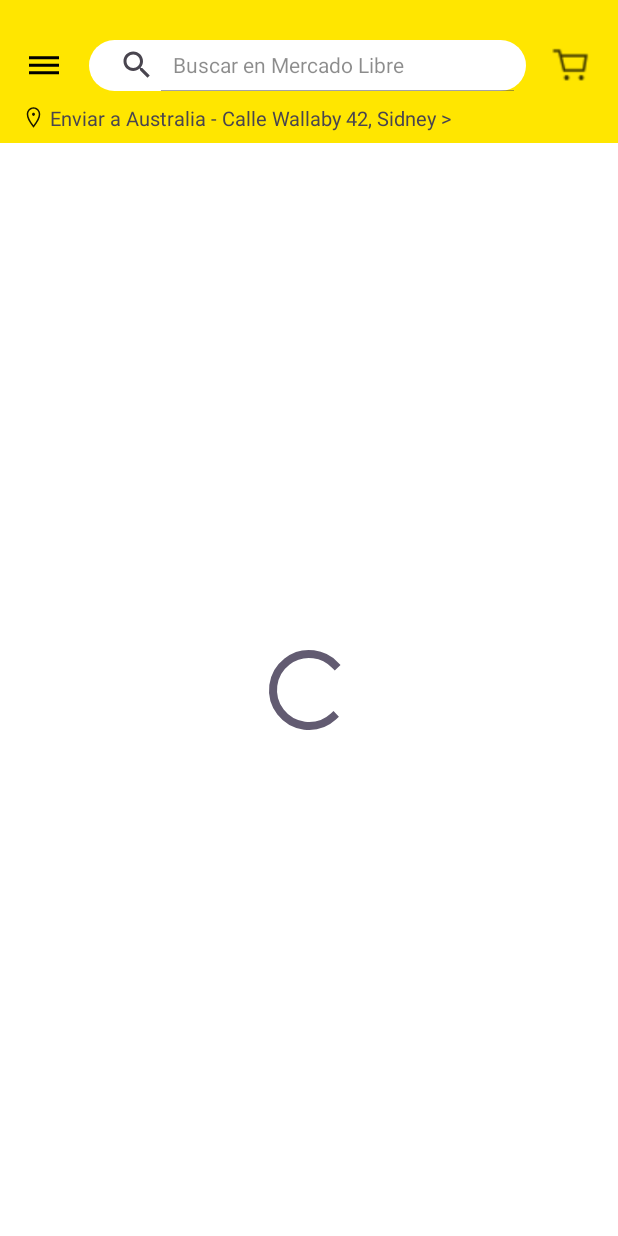
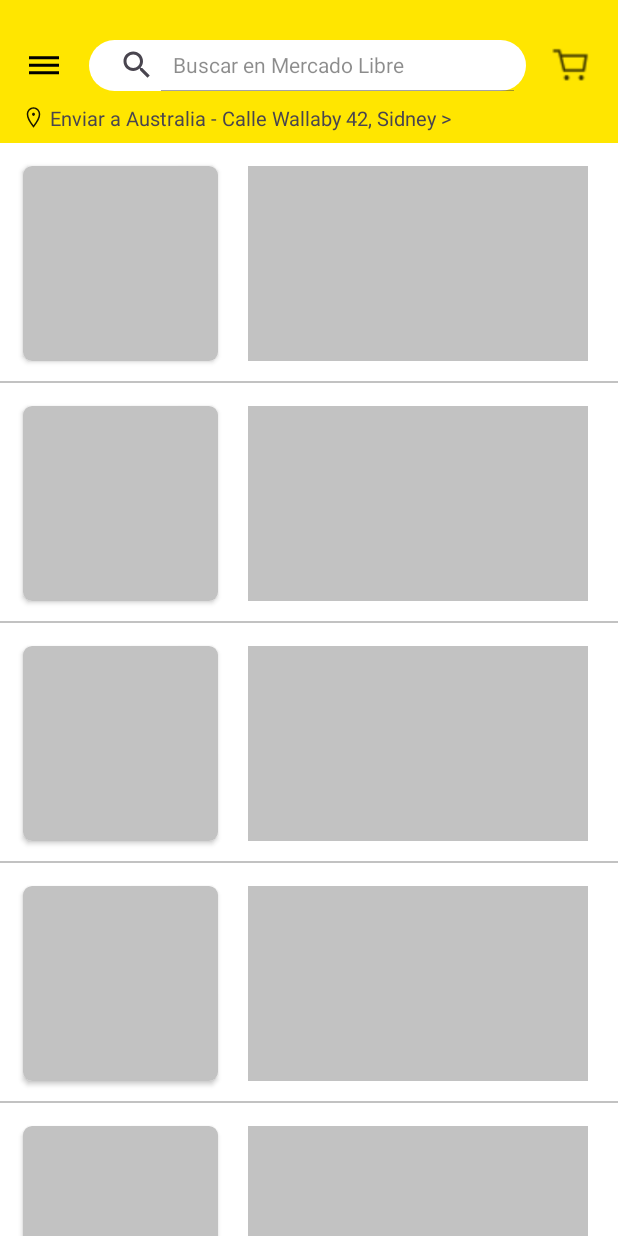
Before and after one commit to Byronpv/MeliApp, an Android app: the screen it shows after launch (ProductList), on a phone screen of 412 x 824 dp. Run offline under Robolectric (Android 15) with nearby library versions, the phone set to English and light mode, and no system bars; our stand-ins replace Shimmer.

Commit message:
add shimmer and improve xml

```diff
--- a/app/build.gradle
+++ b/app/build.gradle
@@ -17,6 +17,7 @@ android {
 
         testInstrumentationRunner "androidx.test.runner.AndroidJUnitRunner"
         buildConfigField("String", "API_KEY", API_KEY)
+        buildConfigField("String", "BASE_URL", BASE_URL)
     }
 
     buildTypes {
@@ -62,6 +63,9 @@ dependencies {
     // ViewModel
     implementation "androidx.lifecycle:lifecycle-viewmodel-ktx:2.6.1"
 
+    //Shimmer
+    implementation 'com.facebook.shimmer:shimmer:0.5.0'
+
     implementation "androidx.activity:activity-ktx:1.7.1"
 
     testImplementation 'junit:junit:4.13.2'
--- a/app/src/main/java/com/bypv/meliapp/core/RetrofitClient.kt
+++ b/app/src/main/java/com/bypv/meliapp/core/RetrofitClient.kt
@@ -1,5 +1,6 @@
 package com.bypv.meliapp.core
 
+import com.bypv.meliapp.BuildConfig
 import com.bypv.meliapp.data.remote.ProductService
 import retrofit2.Retrofit
 import retrofit2.converter.gson.GsonConverterFactory
@@ -10,5 +11,5 @@ object RetrofitClient {
         return Retrofit.Builder().baseUrl(BASE_URL).addConverterFactory(GsonConverterFactory.create()).build()
     }
 
-    private const val BASE_URL = "https://api.mercadolibre.com/"
+    private const val BASE_URL = BuildConfig.BASE_URL
 }
--- a/app/src/main/java/com/bypv/meliapp/presentation/ProductList.kt
+++ b/app/src/main/java/com/bypv/meliapp/presentation/ProductList.kt
@@ -4,6 +4,7 @@ import android.content.Intent
 import androidx.appcompat.app.AppCompatActivity
 import android.os.Bundle
 import android.view.View
+import android.widget.Toast
 import androidx.activity.viewModels
 import androidx.lifecycle.Lifecycle
 import androidx.lifecycle.lifecycleScope
@@ -34,11 +35,12 @@ class ProductList : AppCompatActivity(), androidx.appcompat.widget.SearchView.On
                 viewModel.state.collect() { state ->
                     when (state) {
                         is Resource.Loading -> {
-                            binding.progressBar.visibility = View.VISIBLE
+                            binding.shimmerLayout.visibility = View.VISIBLE
                         }
 
                         is Resource.Success -> {
-                            binding.progressBar.visibility = View.GONE
+                            binding.shimmerLayout.visibility = View.GONE
+                            binding.rvProducts.visibility = View.VISIBLE
                             binding.rvProducts.adapter = ProductListAdapter(state.data.results, ::onItemClick)
                         }
 
--- a/app/src/main/java/com/bypv/meliapp/presentation/ProductListDetail.kt
+++ b/app/src/main/java/com/bypv/meliapp/presentation/ProductListDetail.kt
@@ -1,10 +1,8 @@
 package com.bypv.meliapp.presentation
 
 import android.annotation.SuppressLint
-import android.opengl.Visibility
 import androidx.appcompat.app.AppCompatActivity
 import android.os.Bundle
-import android.util.Log
 import android.view.View
 import androidx.activity.viewModels
 import androidx.lifecycle.Lifecycle
@@ -43,7 +41,7 @@ class ProductListDetail : AppCompatActivity() {
         productItems?.let { productId ->
             binding.apply {
                 val format = NumberFormat.getCurrencyInstance(Locale.getDefault())
-                val currency: String = format.format(productItems!!.price.toDouble()).replace(".00", "")
+                val currency: String = format.format(productItems!!.price.toDouble().toInt()).replace(".00", "")
                 viewModel.getDescription(productId.id)
                 tvTitleDetail.text = productItems!!.title
                 tvTitleConditions.text = productItems!!.conditionModel
@@ -60,13 +58,11 @@ class ProductListDetail : AppCompatActivity() {
                 viewModel.state.collect { state ->
                     when (state) {
                         is Resource.Loading -> {
-                            binding.progressBar.visibility = View.VISIBLE
                         }
 
                         is Resource.Success -> {
                             with(binding) {
                                 val thumbnailSecurity = productItems!!.thumbnail.replaceFirst("http", "https")
-                                progressBar.visibility = View.GONE
                                 Picasso.with(root.context)
                                     .load(thumbnailSecurity)
                                     .into(ivDetail)
@@ -75,7 +71,7 @@ class ProductListDetail : AppCompatActivity() {
                         }
 
                         is Resource.Failure -> {
-                            if (isNetworkAvailable()){
+                            if (isNetworkAvailable()) {
                                 callErrorActivity(TypeError.NO_INTERNET_ERROR)
                             } else {
                                 callErrorActivity(TypeError.DEFAULT_ERROR_VIEW)
--- a/app/src/main/java/com/bypv/meliapp/presentation/error/ErrorActivity.kt
+++ b/app/src/main/java/com/bypv/meliapp/presentation/error/ErrorActivity.kt
@@ -41,8 +41,11 @@ class ErrorActivity : AppCompatActivity(){
                 binding.errorTitle.text = getString(R.string.app_error_internet_failed)
                 binding.errorSubtitle.text = getString(R.string.app_error_internet_failed_subtitle)
             }
-
-            else -> {}
+            TypeError.DEFAULT_ERROR_VIEW -> {
+                binding.errorImage.setImageResource(R.drawable.app_error_default)
+                binding.errorTitle.text = getString(R.string.app_error_something)
+                binding.errorSubtitle.text = getString(R.string.app_error_something_subtitle)
+            }
         }
     }
 
--- a/app/src/main/res/layout/activity_error.xml
+++ b/app/src/main/res/layout/activity_error.xml
@@ -41,7 +41,7 @@
         android:layout_marginStart="16dp"
         android:layout_marginTop="16dp"
         android:gravity="center"
-        android:text="@string/app_error_somethingsubtitle"
+        android:text="@string/app_error_something_subtitle"
         android:textColor="@color/gray_550"
         android:textSize="@dimen/text_size_18"
         app:layout_constraintEnd_toEndOf="@+id/error_title"
--- a/app/src/main/res/layout/activity_product_list.xml
+++ b/app/src/main/res/layout/activity_product_list.xml
@@ -15,27 +15,39 @@
         android:id="@+id/rvProducts"
         android:layout_width="0dp"
         android:layout_height="0dp"
-        android:background="@color/cardview_light_background"
         app:layoutManager="androidx.recyclerview.widget.LinearLayoutManager"
         app:layout_constraintBottom_toBottomOf="parent"
         app:layout_constraintEnd_toEndOf="parent"
-        app:layout_constraintHorizontal_bias="0.0"
         app:layout_constraintStart_toStartOf="parent"
         app:layout_constraintTop_toBottomOf="@id/top_bar_id"
-        app:layout_constraintVertical_bias="0.0"
-        tools:itemCount="2"
-        tools:listitem="@layout/item_product">
+        tools:itemCount="1"
+        tools:listitem="@layout/item_product_shimmer">
     </androidx.recyclerview.widget.RecyclerView>
 
-    <ProgressBar
-        android:id="@+id/progressBar"
-        style="@style/Widget.AppCompat.ProgressBar"
-        android:layout_width="64dp"
-        android:layout_height="64dp"
+    <com.facebook.shimmer.ShimmerFrameLayout
+        android:id="@+id/shimmer_layout"
+        android:layout_width="0dp"
+        android:layout_height="0dp"
         android:visibility="gone"
         app:layout_constraintBottom_toBottomOf="parent"
+        app:layout_constraintStart_toStartOf="parent"
         app:layout_constraintEnd_toEndOf="parent"
-        app:layout_constraintStart_toStartOf="parent"
-        app:layout_constraintTop_toBottomOf="@id/top_bar_id" />
+        app:layout_constraintTop_toBottomOf="@id/top_bar_id"
+        >
+        <androidx.appcompat.widget.LinearLayoutCompat
+            android:layout_width="match_parent"
+            android:layout_height="wrap_content"
+            android:orientation="vertical">
+
+        <include layout="@layout/item_product_shimmer"/>
+        <include layout="@layout/item_product_shimmer"/>
+        <include layout="@layout/item_product_shimmer"/>
+        <include layout="@layout/item_product_shimmer"/>
+        <include layout="@layout/item_product_shimmer"/>
+        <include layout="@layout/item_product_shimmer"/>
+
+        </androidx.appcompat.widget.LinearLayoutCompat>
+
+    </com.facebook.shimmer.ShimmerFrameLayout>
 
 </androidx.constraintlayout.widget.ConstraintLayout>
--- a/app/src/main/res/layout/activity_product_list_detail.xml
+++ b/app/src/main/res/layout/activity_product_list_detail.xml
@@ -233,17 +233,6 @@
                 app:layout_constraintTop_toBottomOf="@+id/tvDescriptionTitleDetailRS"
                 tools:text="@tools:sample/lorem/random" />
 
-            <ProgressBar
-                android:id="@+id/progressBar"
-                style="@style/Widget.AppCompat.ProgressBar"
-                android:layout_width="64dp"
-                android:layout_height="64dp"
-                android:visibility="gone"
-                app:layout_constraintBottom_toBottomOf="parent"
-                app:layout_constraintEnd_toEndOf="parent"
-                app:layout_constraintStart_toStartOf="parent"
-                app:layout_constraintTop_toBottomOf="@id/view" />
-
         </androidx.constraintlayout.widget.ConstraintLayout>
 
     </ScrollView>
--- a/app/src/main/res/layout/item_product.xml
+++ b/app/src/main/res/layout/item_product.xml
@@ -13,7 +13,6 @@
         android:layout_width="130dp"
         android:layout_height="130dp"
         android:layout_marginStart="15dp"
-        android:backgroundTint="@color/gray_200"
         app:cardCornerRadius="6sp"
         app:layout_constraintTop_toTopOf="parent"
         app:layout_constraintStart_toStartOf="parent"
@@ -67,7 +66,6 @@
             android:layout_height="wrap_content"
             android:layout_marginTop="4dp"
             android:textSize="22sp"
-            android:text="@string/price"
             app:layout_constraintStart_toStartOf="parent"
             app:layout_constraintEnd_toEndOf="parent"
             app:layout_constraintTop_toBottomOf="@+id/tvTitleProduct"
--- /dev/null
+++ b/app/src/main/res/layout/item_product_shimmer.xml
@@ -0,0 +1,53 @@
+<?xml version="1.0" encoding="utf-8"?>
+<androidx.constraintlayout.widget.ConstraintLayout android:id="@+id/productContainer"
+    xmlns:android="http://schemas.android.com/apk/res/android"
+    xmlns:app="http://schemas.android.com/apk/res-auto"
+    xmlns:tools="http://schemas.android.com/tools"
+    android:layout_width="match_parent"
+    android:layout_height="160dp"
+    android:background="@color/white">
+
+    <View
+        android:layout_width="0dp"
+        android:layout_height="1dp"
+        android:background="@color/shimmerColor"
+        app:layout_constraintBottom_toBottomOf="parent"
+        app:layout_constraintEnd_toEndOf="parent"
+        app:layout_constraintStart_toStartOf="parent" />
+
+    <androidx.cardview.widget.CardView
+        android:id="@+id/cvImage"
+        android:layout_width="130dp"
+        android:layout_height="130dp"
+        android:layout_marginStart="15dp"
+        android:background="@color/shimmerColor"
+        app:cardCornerRadius="6sp"
+        app:layout_constraintBottom_toBottomOf="parent"
+        app:layout_constraintStart_toStartOf="parent"
+        app:layout_constraintTop_toTopOf="parent">
+
+        <ImageView
+            android:id="@+id/productImg"
+            android:layout_width="130dp"
+            android:layout_height="130dp"
+            android:background="@color/shimmerColor"
+            android:scaleType="centerCrop"
+            tools:src="@drawable/ic_launcher_foreground" />
+
+    </androidx.cardview.widget.CardView>
+
+    <androidx.constraintlayout.widget.ConstraintLayout
+        android:layout_width="0dp"
+        android:layout_height="0dp"
+        android:layout_marginEnd="20dp"
+        android:layout_marginStart="20dp"
+        android:background="@color/shimmerColor"
+        app:layout_constraintBottom_toBottomOf="@id/cvImage"
+        app:layout_constraintEnd_toEndOf="parent"
+        app:layout_constraintStart_toEndOf="@+id/cvImage"
+        app:layout_constraintTop_toTopOf="@id/cvImage">
+
+
+    </androidx.constraintlayout.widget.ConstraintLayout>
+
+</androidx.constraintlayout.widget.ConstraintLayout>
--- a/app/src/main/res/values/colors.xml
+++ b/app/src/main/res/values/colors.xml
@@ -10,6 +10,7 @@
     <color name="blue_ml_500">#3483FA</color>
     <color name="blue_ml_600">#2968C8</color>
     <color name="transparent">#00000000</color>
+    <color name="shimmerColor">#C2C2C2</color>
 
 
 
--- a/app/src/main/res/values/strings.xml
+++ b/app/src/main/res/values/strings.xml
@@ -16,7 +16,7 @@
     <string name="soldBy">"por "</string>
     <string name="app_something_wrong">SOMETHING_WRONG_ERROR</string>
     <string name="app_error_something">Algo salió mal</string>
-    <string name="app_error_somethingsubtitle">Estamos trabajando para solucionarlo</string>
+    <string name="app_error_something_subtitle">Estamos trabajando para solucionarlo</string>
     <string name="reload">Reintentar</string>
     <string name="app_error_internet_failed">¡Parece que no hay internet!</string>
     <string name="app_error_internet_failed_subtitle">Revisa tu conexión para seguir navegando</string>
--- a/gradle.properties
+++ b/gradle.properties
@@ -22,5 +22,5 @@ kotlin.code.style=official
 # thereby reducing the size of the R class for that library
 android.nonTransitiveRClass=true
 android.defaults.buildfeatures.buildconfig=true
-
+BASE_URL="https://api.mercadolibre.com/"
 API_KEY="APP_USR-2492369113814252-101909-2771c9569ca3d73ac3ef80150982d6ea-305357965"
```
